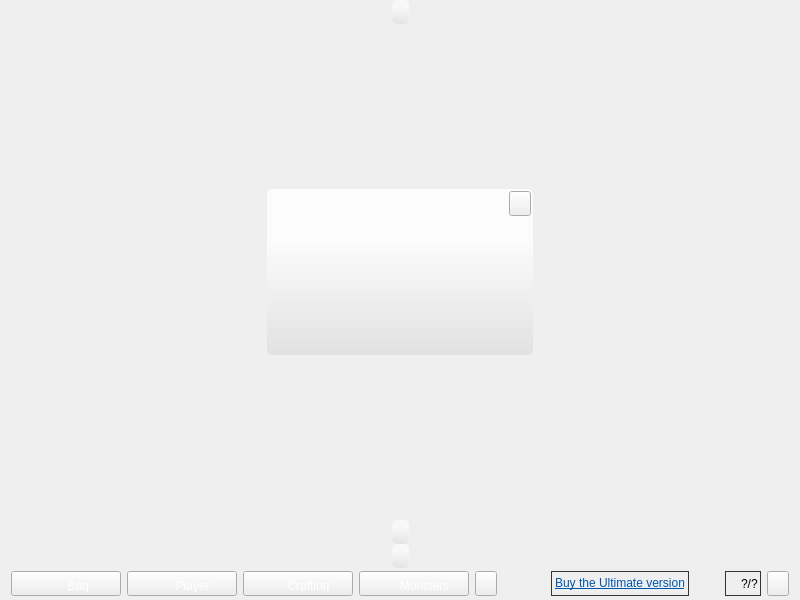
Old version of the form client/base/interface/BaseWindow.ui in the repository alphaonex86/CatchChallenger.
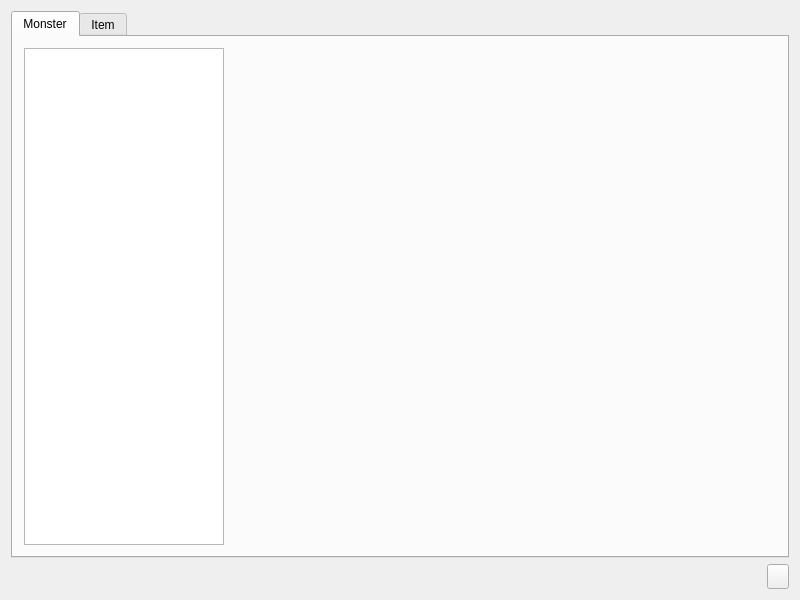
New version of the form. The open tabs and pages were chosen to show the change. Icons and pictures are not drawn.

Commit message: [Change] Do simple encyclopedia interface (client,shared lib)

The edit to the form file:
```diff
--- a/client/base/interface/BaseWindow.ui
+++ b/client/base/interface/BaseWindow.ui
@@ -71,7 +71,7 @@
         <string notr="true"/>
        </property>
        <property name="currentIndex">
-        <number>3</number>
+        <number>20</number>
        </property>
        <widget class="QWidget" name="page_init">
         <property name="styleSheet">
@@ -7066,6 +7066,149 @@
          </property>
         </layout>
        </widget>
+       <widget class="QWidget" name="page_encyclopedia">
+        <property name="styleSheet">
+         <string notr="true">#page_encyclopedia{background-image: url(:/images/inventory/background.jpg);}
+</string>
+        </property>
+        <layout class="QVBoxLayout" name="verticalLayout_37">
+         <item>
+          <widget class="QTabWidget" name="tabWidgetEncyclopedia">
+           <property name="currentIndex">
+            <number>1</number>
+           </property>
+           <widget class="QWidget" name="tabEncyclopediaMonster">
+            <attribute name="icon">
+             <iconset resource="../../fight/resources/client-resources-fight.qrc">
+              <normaloff>:/images/monsters/default/small.png</normaloff>:/images/monsters/default/small.png</iconset>
+            </attribute>
+            <attribute name="title">
+             <string>Monster</string>
+            </attribute>
+            <layout class="QHBoxLayout" name="horizontalLayout_60">
+             <item>
+              <widget class="QListWidget" name="listWidgetEncyclopediaMonster">
+               <property name="minimumSize">
+                <size>
+                 <width>200</width>
+                 <height>0</height>
+                </size>
+               </property>
+               <property name="maximumSize">
+                <size>
+                 <width>200</width>
+                 <height>16777215</height>
+                </size>
+               </property>
+               <property name="iconSize">
+                <size>
+                 <width>32</width>
+                 <height>32</height>
+                </size>
+               </property>
+              </widget>
+             </item>
+             <item>
+              <widget class="QLabel" name="labelEncyclopediaMonster">
+               <property name="textFormat">
+                <enum>Qt::RichText</enum>
+               </property>
+               <property name="wordWrap">
+                <bool>true</bool>
+               </property>
+              </widget>
+             </item>
+            </layout>
+           </widget>
+           <widget class="QWidget" name="tabEncyclopediaItem">
+            <attribute name="icon">
+             <iconset resource="../resources/client-resources-multi.qrc">
+              <normaloff>:/images/interface/server_list/star1.png</normaloff>:/images/interface/server_list/star1.png</iconset>
+            </attribute>
+            <attribute name="title">
+             <string>Item</string>
+            </attribute>
+            <layout class="QHBoxLayout" name="horizontalLayout_61">
+             <item>
+              <widget class="QListWidget" name="listWidgetEncyclopediaItem">
+               <property name="minimumSize">
+                <size>
+                 <width>200</width>
+                 <height>0</height>
+                </size>
+               </property>
+               <property name="maximumSize">
+                <size>
+                 <width>200</width>
+                 <height>16777215</height>
+                </size>
+               </property>
+               <property name="iconSize">
+                <size>
+                 <width>24</width>
+                 <height>24</height>
+                </size>
+               </property>
+              </widget>
+             </item>
+             <item>
+              <widget class="QLabel" name="labelEncyclopediaItem">
+               <property name="wordWrap">
+                <bool>true</bool>
+               </property>
+              </widget>
+             </item>
+            </layout>
+           </widget>
+          </widget>
+         </item>
+         <item>
+          <layout class="QHBoxLayout" name="horizontalLayout_62">
+           <item>
+            <spacer name="horizontalSpacer_60">
+             <property name="orientation">
+              <enum>Qt::Horizontal</enum>
+             </property>
+             <property name="sizeHint" stdset="0">
+              <size>
+               <width>40</width>
+               <height>20</height>
+              </size>
+             </property>
+            </spacer>
+           </item>
+           <item>
+            <widget class="QToolButton" name="toolButton_quit_encyclopedia">
+             <property name="minimumSize">
+              <size>
+               <width>22</width>
+               <height>25</height>
+              </size>
+             </property>
+             <property name="maximumSize">
+              <size>
+               <width>22</width>
+               <height>25</height>
+              </size>
+             </property>
+             <property name="styleSheet">
+              <string notr="true">QToolButton::hover {
+background-position:left center;
+}
+QToolButton::pressed {
+background-position:left bottom;
+}
+QToolButton { 
+background-image: url(:/images/interface/quit.png);
+border-image: url(:/images/empty.png);
+}</string>
+             </property>
+            </widget>
+           </item>
+          </layout>
+         </item>
+        </layout>
+       </widget>
       </widget>
      </item>
     </layout>
```
Left out of the diff: 38 changed lines with no effect on the pictures. The commit also changes 4 other files.
